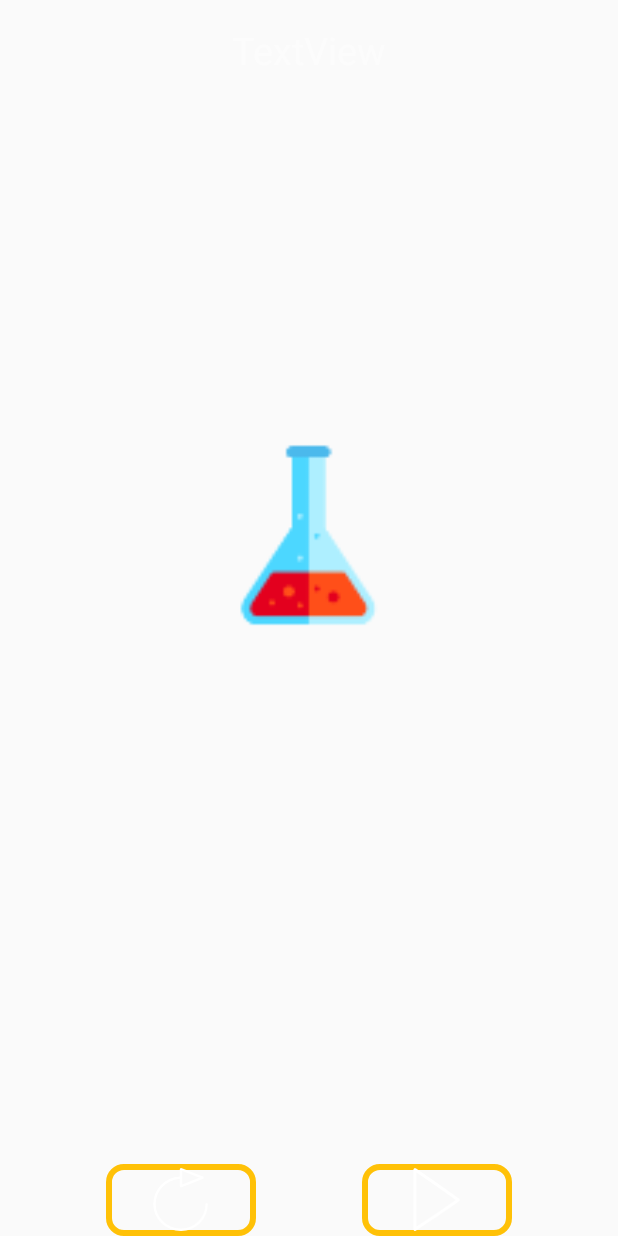
After one commit to CumaSoyak/Wise-UP, an Android app: the layout basla_dialog.xml on its own in the app's theme, with its tools: preview values and no code run, on a phone screen of 412 x 824 dp. The commit adds this screen. Run offline under Robolectric (Android 15) with nearby library versions, the phone set to English and light mode, and no system bars.

Commit message:
random kategori seçildi popoup açıldı exams d sorular geldi ,sadece puan hesaplamalar kaldı

```diff
--- a/app/src/main/res/anim/rotate.xml
+++ b/app/src/main/res/anim/rotate.xml
@@ -4,9 +4,9 @@
         android:toDegrees="360"
         android:pivotX="50%"
         android:pivotY="50%"
-        android:duration="1000"
+        android:duration="700"
         android:repeatMode="reverse"
-        android:repeatCount="5"
+        android:repeatCount="3"
         android:interpolator="@android:anim/cycle_interpolator"/>
 
 </set>
--- /dev/null
+++ b/app/src/main/res/drawable/play_and_replay_button.xml
@@ -0,0 +1,13 @@
+<?xml version="1.0" encoding="utf-8"?>
+<selector xmlns:android="http://schemas.android.com/apk/res/android">
+<item>
+    <shape xmlns:android="http://schemas.android.com/apk/res/android"
+        android:shape="rectangle">
+        <stroke
+            android:width="4dp"
+            android:color="@color/colorPrimary" />
+        <corners android:radius= "10dp" />
+    </shape>
+</item>
+
+</selector>
--- /dev/null
+++ b/app/src/main/res/layout/basla_dialog.xml
@@ -0,0 +1,65 @@
+<?xml version="1.0" encoding="utf-8"?>
+<android.support.constraint.ConstraintLayout xmlns:android="http://schemas.android.com/apk/res/android"
+    xmlns:app="http://schemas.android.com/apk/res-auto"
+    xmlns:tools="http://schemas.android.com/tools"
+    android:layout_width="match_parent"
+    android:layout_height="match_parent"
+    android:layout_gravity="center"
+    android:background="#00000000"
+    android:orientation="vertical"
+    >
+    <!--#80000000 bu renk hafif siyah -->
+    <!-- TODO: Update blank fragment layout -->
+    <TextView
+        android:id="@+id/main_kategoriadi"
+        android:layout_width="wrap_content"
+        android:layout_height="wrap_content"
+        android:layout_marginTop="16dp"
+        android:text="TextView"
+        android:textColor="@color/backgroundcolor"
+        android:textSize="25dp"
+        app:layout_constraintEnd_toEndOf="parent"
+        app:layout_constraintStart_toStartOf="parent"
+        app:layout_constraintTop_toTopOf="parent" />
+
+    <ImageView
+        android:id="@+id/main_kategori_resmi"
+        android:layout_width="136dp"
+        android:layout_height="163dp"
+        android:layout_marginBottom="130dp"
+        android:layout_marginTop="24dp"
+        android:src="@drawable/bilim"
+        app:layout_constraintBottom_toTopOf="@+id/main_basla_buton"
+        app:layout_constraintEnd_toEndOf="parent"
+        app:layout_constraintStart_toStartOf="parent"
+        app:layout_constraintTop_toBottomOf="@+id/main_kategoriadi"
+        app:layout_constraintVertical_bias="0.493" />
+
+    <ImageButton
+        android:id="@+id/main_basla_buton"
+        android:layout_width="100dp"
+        android:layout_height="wrap_content"
+        android:layout_marginEnd="16dp"
+        android:layout_marginStart="8dp"
+        android:background="@drawable/play_and_replay_button"
+        android:src="@drawable/play"
+        app:layout_constraintBottom_toBottomOf="parent"
+        app:layout_constraintEnd_toEndOf="parent"
+        app:layout_constraintHorizontal_bias="0.5"
+        app:layout_constraintStart_toEndOf="@+id/main_tekrar_buton" />
+
+    <ImageButton
+        android:id="@+id/main_tekrar_buton"
+        android:layout_width="100dp"
+        android:layout_height="wrap_content"
+        android:layout_marginEnd="8dp"
+        android:layout_marginStart="16dp"
+        android:background="@drawable/play_and_replay_button"
+        android:src="@drawable/replay"
+        app:layout_constraintBottom_toBottomOf="parent"
+        app:layout_constraintEnd_toStartOf="@+id/main_basla_buton"
+        app:layout_constraintHorizontal_bias="0.5"
+        app:layout_constraintStart_toStartOf="parent" />
+
+
+</android.support.constraint.ConstraintLayout>
--- a/app/src/main/res/layout/fragment_main.xml
+++ b/app/src/main/res/layout/fragment_main.xml
@@ -134,7 +134,6 @@
         android:layout_marginTop="45dp"
         android:clickable="true"
         android:foreground="?android:attr/selectableItemBackground"
-        android:onClick="cardviewclick"
         app:cardCornerRadius="10dp"
         app:layout_constraintEnd_toStartOf="@+id/card2"
         app:layout_constraintHorizontal_bias="0.5"
@@ -185,7 +184,6 @@
         android:layout_marginTop="8dp"
         android:clickable="true"
         android:foreground="?android:attr/selectableItemBackground"
-        android:onClick="cardviewclick"
         app:cardCornerRadius="10dp"
         app:layout_constraintEnd_toStartOf="@+id/card3"
         app:layout_constraintHorizontal_bias="0.5"
@@ -238,7 +236,6 @@
         android:layout_marginTop="45dp"
         android:clickable="true"
         android:foreground="?android:attr/selectableItemBackground"
-        android:onClick="cardviewclick"
         app:cardCornerRadius="10dp"
         app:layout_constraintEnd_toEndOf="parent"
         app:layout_constraintHorizontal_bias="0.5"
@@ -289,7 +286,6 @@
         android:layout_marginTop="32dp"
         android:clickable="true"
         android:foreground="?android:attr/selectableItemBackground"
-        android:onClick="cardviewclick"
         app:cardCornerRadius="10dp"
         app:layout_constraintEnd_toStartOf="@+id/card5"
         app:layout_constraintHorizontal_bias="0.5"
@@ -340,7 +336,6 @@
         android:layout_marginTop="45dp"
         android:clickable="true"
         android:foreground="?android:attr/selectableItemBackground"
-        android:onClick="cardviewclick"
         app:layout_constraintEnd_toStartOf="@+id/card6"
         app:layout_constraintHorizontal_bias="0.5"
         app:layout_constraintStart_toEndOf="@+id/card4"
@@ -391,7 +386,6 @@
         android:layout_marginTop="32dp"
         android:clickable="true"
         android:foreground="?android:attr/selectableItemBackground"
-        android:onClick="cardviewclick"
         app:layout_constraintEnd_toEndOf="parent"
         app:layout_constraintHorizontal_bias="0.5"
         app:layout_constraintStart_toEndOf="@+id/card5"
--- a/app/src/main/res/layout/win_popup.xml
+++ b/app/src/main/res/layout/win_popup.xml
@@ -6,10 +6,7 @@
     android:layout_height="350dp"
     android:layout_gravity="center"
     android:background="@drawable/popup_rounded"
-    android:orientation="vertical"
-
-
-    >
+    android:orientation="vertical">
 
     <de.hdodenhof.circleimageview.CircleImageView xmlns:app="http://schemas.android.com/apk/res-auto"
         android:id="@+id/kategori_image"
--- a/app/src/main/res/values/styles.xml
+++ b/app/src/main/res/values/styles.xml
@@ -11,5 +11,9 @@
     <style name="DialogNotitle" parent="Theme.AppCompat.Light.Dialog">
         <item name="windowNoTitle">true</item>
     </style>
+    <style name="Anasayfa_dilog_animasyonu">
+        <item name="android:windowEnterAnimation">@android:anim/slide_in_left</item>
+        <item name="android:windowExitAnimation">@android:anim/slide_out_right</item>
+    </style>
 
 </resources>
```
Also changed, not shown: app/src/main/java/com/example/cuma/tinder/Activity/ExamsActivity.java (+12 -7 lines), app/src/main/java/com/example/cuma/tinder/Activity/MainActivity.java (+2 -40 lines), app/src/main/java/com/example/cuma/tinder/Fragment/MainFragment.java (+91 -15 lines), app/src/main/java/com/example/cuma/tinder/Fragment/ShowDialogFragment.java (deleted, +0 -35 lines), app/src/main/java/com/example/cuma/tinder/TinderCard.java (+6 -6 lines), app/src/main/res/layout/fragment_show_dialog.xml (deleted, +0 -16 lines).
